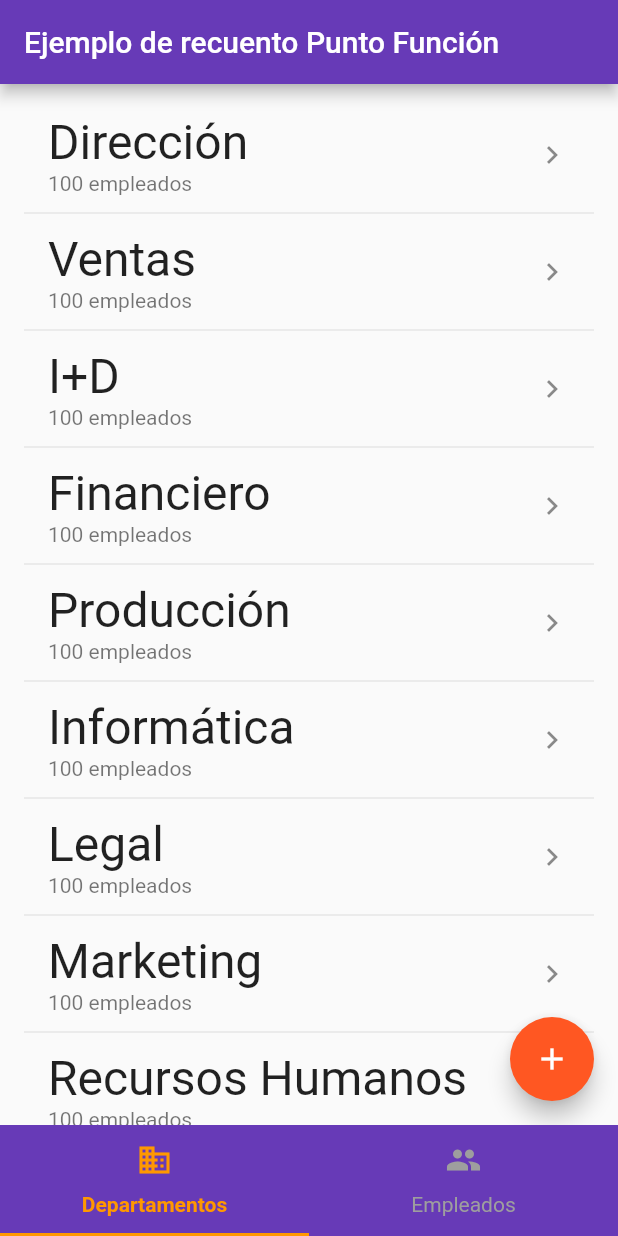
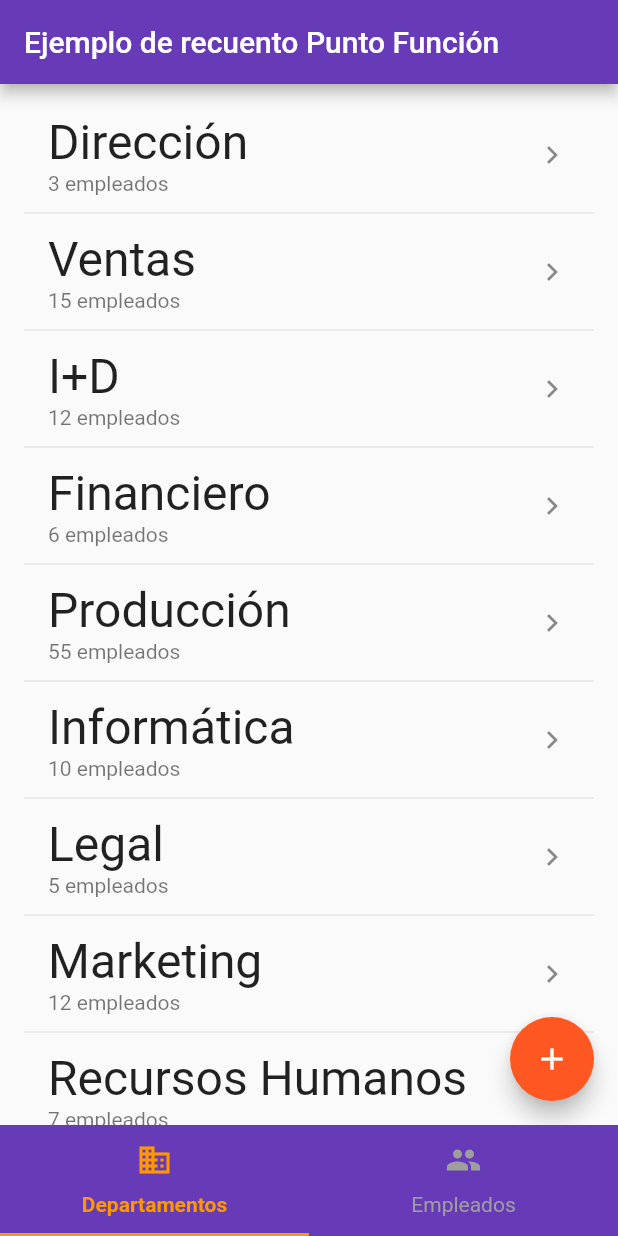
Before and after one commit to gsenas/pmifunctionpoint, a Flutter app: the screen it shows after launch, on a phone screen of 412 x 824 dp. Run offline on Flutter 3.47's test engine with Material 2 defaults, Android fonts, the light colour scheme and no system bars; missing offline and left inert: dart:ffi; Roboto replaces fonts that are missing (Arial).

Commit message:
Ahora muestra el número de empleados de cada departamento
Took 8 minutes

```diff
--- a/lib/tabs/departamentos.dart
+++ b/lib/tabs/departamentos.dart
@@ -69,22 +69,20 @@ class _DepartamentosTabState extends State<DepartamentosTab> {
             return null;
           }
 
-          return _buildRow(_departamentos[index], index);
+          return _buildRow(_departamentos[index],_departamentosHC[index].toString(), index);
         });
   }
 
-  Widget _buildRow(String pareja, int i) {
-    TextStyle _tipoLetra = TextStyle(
-        fontSize: 32,
-        fontFamily: "Arial");
-
+  Widget _buildRow(String dpto, String headcount, int i) {
     return new ListTile(
       title: new Text(
-        pareja,
-        style: _tipoLetra,
+        dpto,
+        style: TextStyle(
+            fontSize: 32,
+            fontFamily: "Arial"),
         textAlign: TextAlign.left,
       ),
-      subtitle: new Text("100 empleados"),
+      subtitle: new Text('$headcount empleados'),
       trailing: Icon(Icons.keyboard_arrow_right),
     );
   }
```
